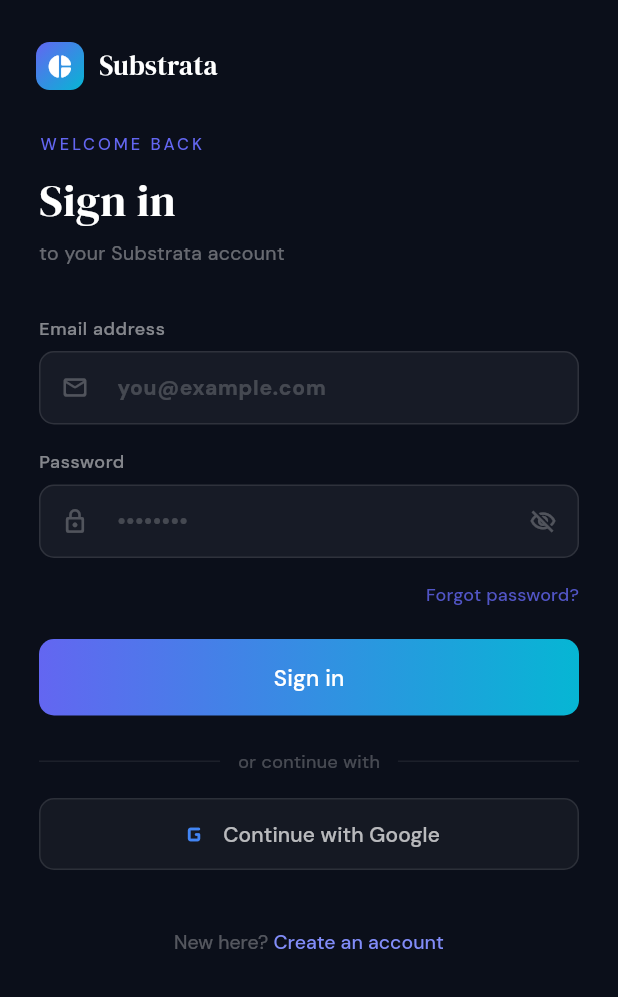
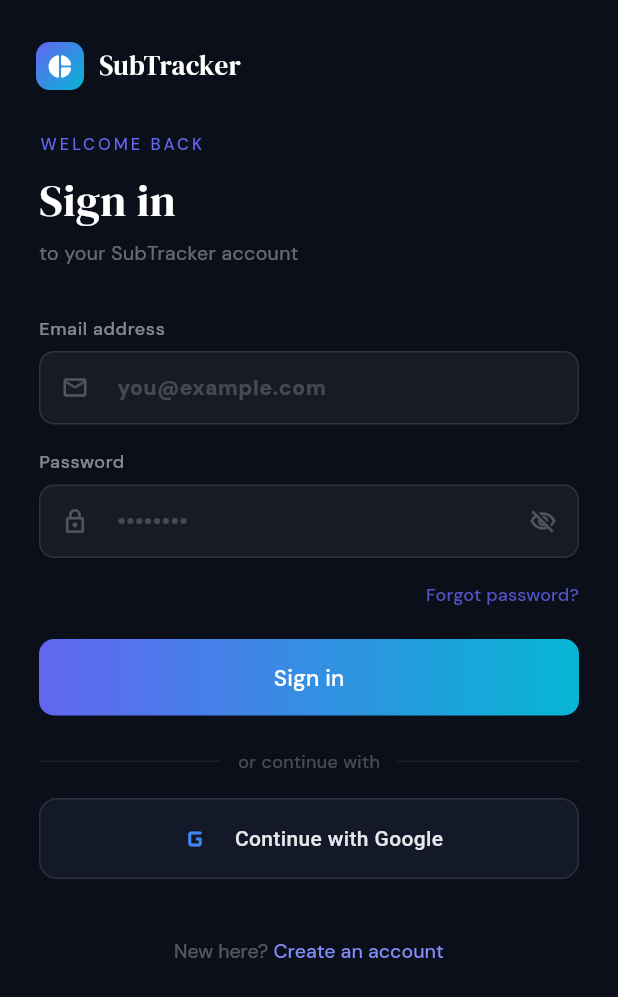
Before and after one commit to Shaikhanas2110/Flutter-Project, a Flutter app: the screen it shows after launch, after a tap on "GET STARTED", on a phone screen of 412 x 824 dp. Shown: the top 997 px of the screen. Run offline on Flutter 3.47's test engine with Material 3 defaults, Android fonts, the phone set to English and light mode, and no system bars; our stand-ins replace firebase_auth, firebase_core, firebase_database, fl_chart, flutter_local_notifications, google_fonts and 3 more; missing offline and left inert: flutter_app_lock, flutter_displaymode; accounts and stored records are empty.

Commit message:
Ui mistake resolved

```diff
--- a/lib/views/page/change_pw.dart
+++ b/lib/views/page/change_pw.dart
@@ -104,7 +104,7 @@ class _ChangePwState extends State<ChangePw> {
             ),
             const SizedBox(width: 9),
             Text(
-              'Substrata',
+              'SubTracker',
               style: GoogleFonts.dmSerifDisplay(
                 fontSize: 18,
                 color: Colors.white,
--- a/lib/views/page/contact_page.dart
+++ b/lib/views/page/contact_page.dart
@@ -49,7 +49,7 @@ class ContactPage extends StatelessWidget {
             ),
             const SizedBox(width: 9),
             Text(
-              'Substrata',
+              'SubTracker',
               style: GoogleFonts.dmSerifDisplay(
                 fontSize: 18,
                 color: Colors.white,
--- a/lib/views/page/home_page.dart
+++ b/lib/views/page/home_page.dart
@@ -544,7 +544,7 @@ class HomeScreenState extends State<HomeScreen> {
             ),
             const SizedBox(width: 9),
             Text(
-              'Substrata',
+              'SubTracker',
               style: GoogleFonts.dmSerifDisplay(
                 fontSize: 18,
                 color: Colors.white,
--- a/lib/views/page/login_page.dart
+++ b/lib/views/page/login_page.dart
@@ -327,14 +327,14 @@ class _LoginPageState extends State<LoginPage> {
                   borderRadius: BorderRadius.circular(10),
                 ),
                 child: const Icon(
-                  Icons.donut_small_rounded,
+                  Icons.wallet_rounded,
                   color: Colors.white,
                   size: 20,
                 ),
               ),
               const SizedBox(width: 10),
               Text(
-                'Substrata',
+                'SubTracker',
                 style: GoogleFonts.dmSerifDisplay(
                   fontSize: 20,
                   color: Colors.white,
@@ -421,7 +421,7 @@ class _LoginPageState extends State<LoginPage> {
           ),
           const SizedBox(width: 10),
           Text(
-            'Substrata',
+            'SubTracker',
             style: GoogleFonts.dmSerifDisplay(
               fontSize: 18,
               color: Colors.white,
@@ -462,7 +462,7 @@ class _LoginPageState extends State<LoginPage> {
             ),
             const SizedBox(height: 4),
             Text(
-              'to your Substrata account',
+              'to your SubTracker account',
               style: GoogleFonts.dmSans(
                 fontSize: 13,
                 color: const Color.fromRGBO(255, 255, 255, 0.38),
@@ -602,34 +602,62 @@ class _LoginPageState extends State<LoginPage> {
             // Google button
             SizedBox(
               width: double.infinity,
-              child: OutlinedButton.icon(
-                onPressed: () {},
-                icon: const Icon(
-                  Icons.g_mobiledata_rounded,
-                  color: Color(0xFF4285F4),
-                  size: 22,
-                ),
-                label: Text(
-                  'Continue with Google',
-                  style: GoogleFonts.dmSans(
-                    fontSize: 14,
-                    color: Colors.white.withValues(alpha: 0.7),
+              child: InkWell(
+                onTap: () {
+                  // Your Google Auth logic here
+                },
+                borderRadius: BorderRadius.circular(12),
+                child: Container(
+                  padding: const EdgeInsets.symmetric(
+                    vertical: 12,
+                    horizontal: 16,
                   ),
-                ),
-                style: OutlinedButton.styleFrom(
-                  padding: const EdgeInsets.symmetric(vertical: 13),
-                  side: BorderSide(
-                    color: Colors.white.withValues(alpha: 0.1),
-                    width: 1,
+                  decoration: BoxDecoration(
+                    color: const Color(
+                      0xFF131929,
+                    ), // Matches your app's _card color
+                    border: Border.all(
+                      color: Colors.white.withOpacity(
+                        0.1,
+                      ), // Matches your app's _border color
+                      width: 1,
+                    ),
+                    borderRadius: BorderRadius.circular(
+                      12,
+                    ), // Matches your app's standard radius
                   ),
-                  shape: RoundedRectangleBorder(
-                    borderRadius: BorderRadius.circular(10),
+                  child: Row(
+                    mainAxisSize: MainAxisSize.min,
+                    mainAxisAlignment: MainAxisAlignment.center,
+                    children: [
+                      // Official Google Style requires an un-stretched, crisp representation
+                      // Replace this Icon with Image.asset('assets/google_logo.png', height: 18) when ready!
+                      Container(
+                        padding: const EdgeInsets.all(2),
+                        child: const Icon(
+                          Icons
+                              .g_mobiledata_rounded, // Stand-in icon matching your setup
+                          color: Color(0xFF4285F4), // Official Google Blue
+                          size: 24,
+                        ),
+                      ),
+                      const SizedBox(width: 12),
+                      Text(
+                        'Continue with Google',
+                        style: TextStyle(
+                          fontFamily:
+                              'Roboto', // Official Google Guideline requirement
+                          fontSize: 14,
+                          fontWeight: FontWeight.w500, // Medium weight
+                          color: Colors.white.withOpacity(0.9),
+                          letterSpacing: 0.25,
+                        ),
+                      ),
+                    ],
                   ),
-                  backgroundColor: Colors.white.withValues(alpha: 0.04),
                 ),
               ),
             ),
-
             const SizedBox(height: 24),
 
             // Sign up row
--- a/lib/views/page/payment_page.dart
+++ b/lib/views/page/payment_page.dart
@@ -319,7 +319,7 @@ class _PaymentScreenState extends State<PaymentScreen> {
             ),
             const SizedBox(width: 9),
             Text(
-              'Substrata',
+              'SubTracker',
               style: GoogleFonts.dmSerifDisplay(
                 fontSize: 18,
                 color: Colors.white,
--- a/lib/views/page/report_page.dart
+++ b/lib/views/page/report_page.dart
@@ -124,7 +124,7 @@ class _ReportsScreenState extends State<ReportsScreen> {
             ),
             const SizedBox(width: 9),
             Text(
-              'Substrata',
+              'SubTracker',
               style: GoogleFonts.dmSerifDisplay(
                 fontSize: 18,
                 color: Colors.white,
--- a/lib/views/page/settings_page.dart
+++ b/lib/views/page/settings_page.dart
@@ -121,7 +121,7 @@ class _SettingsScreenState extends State<SettingsScreen> {
             ),
             const SizedBox(width: 9),
             Text(
-              'Substrata',
+              'SubTracker',
               style: GoogleFonts.dmSerifDisplay(
                 fontSize: 18,
                 color: Colors.white,
--- a/lib/views/page/welcome_page.dart
+++ b/lib/views/page/welcome_page.dart
@@ -48,7 +48,7 @@ class OnBoardWidgetState extends State<OnBoardWidget> {
                   ),
                   const SizedBox(width: 8),
                   Text(
-                    'Substrata',
+                    'SubTracker',
                     style: GoogleFonts.dmSerifDisplay(
                       fontSize: 18,
                       color: Colors.white,
```
Also changed, not shown: 1 other file.
